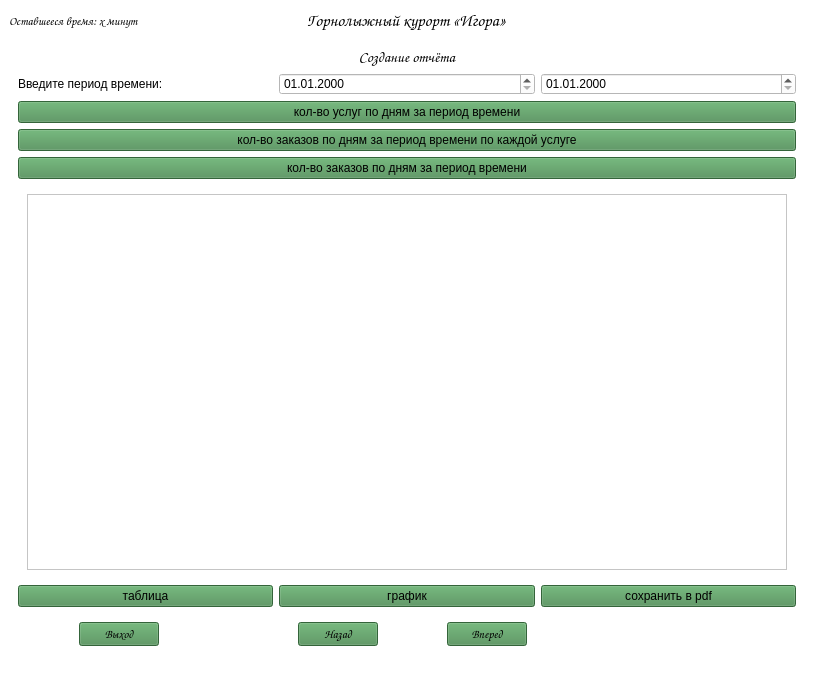
Qt form main.ui (ssmlnsk/Practic) before a commit.
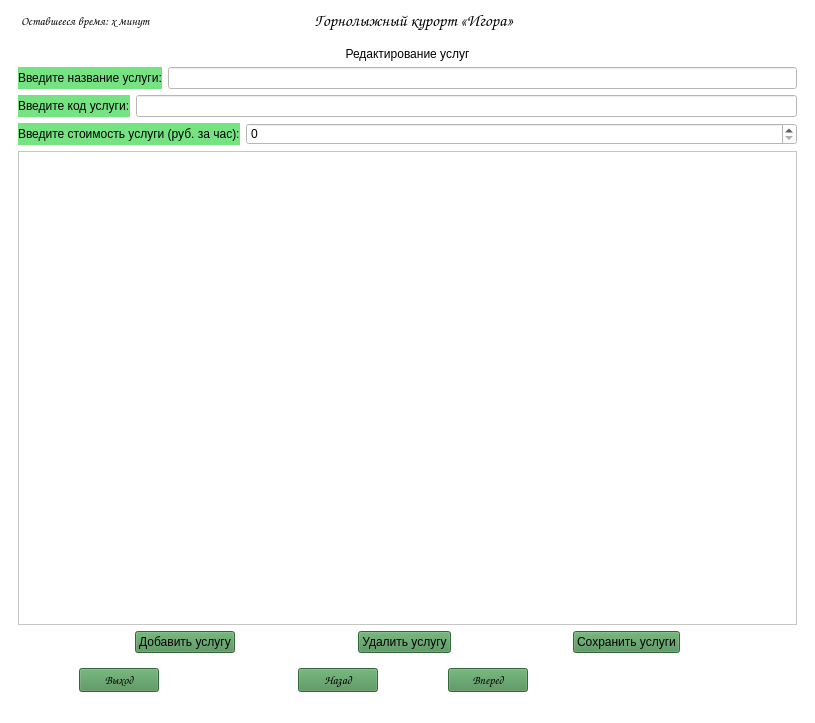
The same form after that commit. The open tabs and pages were chosen to show the change. Icons and pictures are not drawn.

```diff
--- a/main.ui
+++ b/main.ui
@@ -6,8 +6,8 @@
    <rect>
     <x>0</x>
     <y>0</y>
-    <width>814</width>
-    <height>677</height>
+    <width>815</width>
+    <height>723</height>
    </rect>
   </property>
   <property name="minimumSize">
@@ -35,7 +35,13 @@
    </property>
    <layout class="QVBoxLayout" name="verticalLayout_2">
     <item>
-     <layout class="QHBoxLayout" name="horizontalLayout_2" stretch="1,4,0,3">
+     <layout class="QHBoxLayout" name="horizontalLayout_2" stretch="3,2,2,1">
+      <property name="leftMargin">
+       <number>12</number>
+      </property>
+      <property name="rightMargin">
+       <number>0</number>
+      </property>
       <item>
        <widget class="QLabel" name="lbl_timer">
         <property name="font">
@@ -322,62 +328,32 @@
                </spacer>
               </item>
               <item>
-               <layout class="QVBoxLayout" name="verticalLayout_5" stretch="0,0,0">
-                <item>
-                 <spacer name="verticalSpacer">
-                  <property name="orientation">
-                   <enum>Qt::Vertical</enum>
-                  </property>
-                  <property name="sizeHint" stdset="0">
-                   <size>
-                    <width>20</width>
-                    <height>40</height>
-                   </size>
-                  </property>
-                 </spacer>
-                </item>
-                <item>
-                 <widget class="QLabel" name="lbl_photo">
-                  <property name="sizePolicy">
-                   <sizepolicy hsizetype="Maximum" vsizetype="Preferred">
-                    <horstretch>0</horstretch>
-                    <verstretch>0</verstretch>
-                   </sizepolicy>
-                  </property>
-                  <property name="text">
-                   <string/>
-                  </property>
-                  <property name="textFormat">
-                   <enum>Qt::AutoText</enum>
-                  </property>
-                  <property name="pixmap">
-                   <pixmap>img/Федоров.jpeg</pixmap>
-                  </property>
-                  <property name="scaledContents">
-                   <bool>true</bool>
-                  </property>
-                  <property name="alignment">
-                   <set>Qt::AlignCenter</set>
-                  </property>
-                  <property name="wordWrap">
-                   <bool>false</bool>
-                  </property>
-                 </widget>
-                </item>
-                <item>
-                 <spacer name="verticalSpacer_2">
-                  <property name="orientation">
-                   <enum>Qt::Vertical</enum>
-                  </property>
-                  <property name="sizeHint" stdset="0">
-                   <size>
-                    <width>20</width>
-                    <height>40</height>
-                   </size>
-                  </property>
-                 </spacer>
-                </item>
-               </layout>
+               <widget class="QLabel" name="lbl_photo">
+                <property name="sizePolicy">
+                 <sizepolicy hsizetype="Minimum" vsizetype="Minimum">
+                  <horstretch>0</horstretch>
+                  <verstretch>0</verstretch>
+                 </sizepolicy>
+                </property>
+                <property name="text">
+                 <string/>
+                </property>
+                <property name="textFormat">
+                 <enum>Qt::AutoText</enum>
+                </property>
+                <property name="pixmap">
+                 <pixmap>img/Миронов.jpeg</pixmap>
+                </property>
+                <property name="scaledContents">
+                 <bool>true</bool>
+                </property>
+                <property name="alignment">
+                 <set>Qt::AlignJustify|Qt::AlignVCenter</set>
+                </property>
+                <property name="wordWrap">
+                 <bool>false</bool>
+                </property>
+               </widget>
               </item>
               <item>
                <spacer name="horizontalSpacer_5">
@@ -838,9 +814,13 @@
            </widget>
           </item>
           <item>
-           <layout class="QHBoxLayout" name="horizontalLayout_15">
+           <layout class="QHBoxLayout" name="horizontalLayout_15" stretch="1,2,2">
             <item>
              <widget class="QLabel" name="label_12">
+              <property name="styleSheet">
+               <string notr="true">background-color: rgb(118, 227, 131);
+font: 9pt &quot;Comic Sans MS&quot;;</string>
+              </property>
               <property name="text">
                <string>Введите период времени:</string>
               </property>
@@ -974,6 +954,177 @@
           </item>
          </layout>
         </widget>
+        <widget class="QWidget" name="page_6_for_admin">
+         <layout class="QVBoxLayout" name="verticalLayout_14">
+          <item>
+           <layout class="QHBoxLayout" name="horizontalLayout_17">
+            <item>
+             <widget class="QLabel" name="label_14">
+              <property name="styleSheet">
+               <string notr="true">font: 11pt &quot;Comic Sans MS&quot;;</string>
+              </property>
+              <property name="text">
+               <string>Редактирование услуг</string>
+              </property>
+              <property name="alignment">
+               <set>Qt::AlignCenter</set>
+              </property>
+             </widget>
+            </item>
+           </layout>
+          </item>
+          <item>
+           <layout class="QVBoxLayout" name="verticalLayout_5">
+            <item>
+             <layout class="QHBoxLayout" name="horizontalLayout_18" stretch="0,100">
+              <item>
+               <widget class="QLabel" name="label_15">
+                <property name="styleSheet">
+                 <string notr="true">background-color: rgb(118, 227, 131);
+font: 9pt &quot;Comic Sans MS&quot;;</string>
+                </property>
+                <property name="text">
+                 <string>Введите название услуги:</string>
+                </property>
+               </widget>
+              </item>
+              <item>
+               <widget class="QLineEdit" name="edit_title_serv"/>
+              </item>
+             </layout>
+            </item>
+            <item>
+             <layout class="QHBoxLayout" name="horizontalLayout_20" stretch="0,100">
+              <item>
+               <widget class="QLabel" name="label_17">
+                <property name="styleSheet">
+                 <string notr="true">background-color: rgb(118, 227, 131);
+font: 9pt &quot;Comic Sans MS&quot;;</string>
+                </property>
+                <property name="text">
+                 <string>Введите код услуги:</string>
+                </property>
+               </widget>
+              </item>
+              <item>
+               <widget class="QLineEdit" name="edit_code_serv"/>
+              </item>
+             </layout>
+            </item>
+            <item>
+             <layout class="QHBoxLayout" name="horizontalLayout_19" stretch="0,100">
+              <item>
+               <widget class="QLabel" name="label_18">
+                <property name="styleSheet">
+                 <string notr="true">background-color: rgb(118, 227, 131);
+font: 9pt &quot;Comic Sans MS&quot;;</string>
+                </property>
+                <property name="text">
+                 <string>Введите стоимость услуги (руб. за час):</string>
+                </property>
+               </widget>
+              </item>
+              <item>
+               <widget class="QSpinBox" name="spin_cost"/>
+              </item>
+             </layout>
+            </item>
+           </layout>
+          </item>
+          <item>
+           <widget class="QTableWidget" name="table_serv"/>
+          </item>
+          <item>
+           <layout class="QHBoxLayout" name="horizontalLayout_21">
+            <item>
+             <spacer name="horizontalSpacer_13">
+              <property name="orientation">
+               <enum>Qt::Horizontal</enum>
+              </property>
+              <property name="sizeHint" stdset="0">
+               <size>
+                <width>40</width>
+                <height>20</height>
+               </size>
+              </property>
+             </spacer>
+            </item>
+            <item>
+             <widget class="QPushButton" name="btn_new_serv">
+              <property name="styleSheet">
+               <string notr="true">background-color: rgb(73, 140, 81);
+font: 9pt &quot;Comic Sans MS&quot;;</string>
+              </property>
+              <property name="text">
+               <string>Добавить услугу</string>
+              </property>
+             </widget>
+            </item>
+            <item>
+             <spacer name="horizontalSpacer_14">
+              <property name="orientation">
+               <enum>Qt::Horizontal</enum>
+              </property>
+              <property name="sizeHint" stdset="0">
+               <size>
+                <width>40</width>
+                <height>20</height>
+               </size>
+              </property>
+             </spacer>
+            </item>
+            <item>
+             <widget class="QPushButton" name="btn_delete_serv">
+              <property name="styleSheet">
+               <string notr="true">background-color: rgb(73, 140, 81);
+font: 9pt &quot;Comic Sans MS&quot;;</string>
+              </property>
+              <property name="text">
+               <string>Удалить услугу</string>
+              </property>
+             </widget>
+            </item>
+            <item>
+             <spacer name="horizontalSpacer_15">
+              <property name="orientation">
+               <enum>Qt::Horizontal</enum>
+              </property>
+              <property name="sizeHint" stdset="0">
+               <size>
+                <width>40</width>
+                <height>20</height>
+               </size>
+              </property>
+             </spacer>
+            </item>
+            <item>
+             <widget class="QPushButton" name="btn_save_serv">
+              <property name="styleSheet">
+               <string notr="true">background-color: rgb(73, 140, 81);
+font: 9pt &quot;Comic Sans MS&quot;;</string>
+              </property>
+              <property name="text">
+               <string>Сохранить услуги</string>
+              </property>
+             </widget>
+            </item>
+            <item>
+             <spacer name="horizontalSpacer_16">
+              <property name="orientation">
+               <enum>Qt::Horizontal</enum>
+              </property>
+              <property name="sizeHint" stdset="0">
+               <size>
+                <width>40</width>
+                <height>20</height>
+               </size>
+              </property>
+             </spacer>
+            </item>
+           </layout>
+          </item>
+         </layout>
+        </widget>
        </widget>
       </item>
      </layout>
```
Left out of the diff: 76 changed lines with no effect on the pictures.
